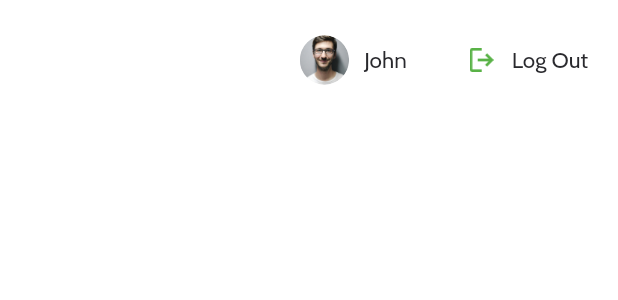
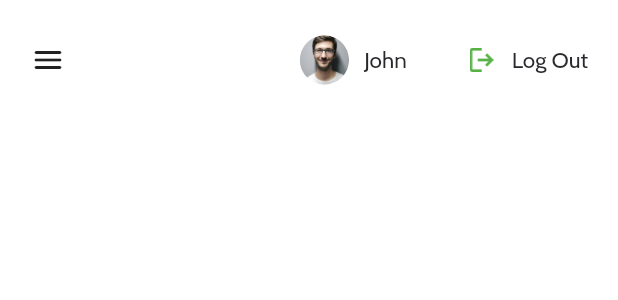
Before and after one commit to CentricTechInc/growup_admin, a Flutter app: the CommonAppBar widget shown alone on an empty page, opened directly, on a phone screen of 412 x 824 dp. Shown: the top 300 px of the screen. Run offline on Flutter 3.47's test engine with Material 3 defaults, Android fonts, the light colour scheme and no system bars; drawn by our look-alikes of toastification; our stand-ins replace dropdown_search, get, go_router, pin_code_fields, shared_preferences, sizer and 2 more; missing offline and left inert: pager; accounts and stored records are empty; network calls fail.

Commit message:
added Local IP and changed drawer icon

```diff
--- a/lib/app/util/common_app_bar.dart
+++ b/lib/app/util/common_app_bar.dart
@@ -29,7 +29,7 @@ class CommonAppBar extends StatelessWidget {
           const SizedBox(
             width: 20,
           ),
-          Responsive.isTablet(context)
+          !Responsive.isDesktop(context)
               ? InkWell(
                   onTap: () {
                     controller.drawerKey.currentState?.openDrawer();
@@ -37,7 +37,7 @@ class CommonAppBar extends StatelessWidget {
                     controller.update();
                     print('here');
                   },
-                  child: const Icon(Icons.drag_handle),
+                  child: const Icon(Icons.menu_rounded),
                 )
               : const SizedBox(),
           if (showSearchBar ?? false)
--- a/lib/data/provider/network/api_endpoints.dart
+++ b/lib/data/provider/network/api_endpoints.dart
@@ -1,6 +1,6 @@
 class APIEndpoint {
-  // static String get baseUrl => '192.168.0.125:8000';
-  static String get baseUrl => '3.109.32.169:81';
+  static String get baseUrl => '192.168.0.103:8000';
+  // static String get baseUrl => '3.109.32.169:81';
 
   // ---------------- Dashboard --------------------
   static String get dashboardListingUrl => '/api/dashboard-chart';
--- a/lib/presentation/dashboard/views/desktop/admin_dashboard_desktop.dart
+++ b/lib/presentation/dashboard/views/desktop/admin_dashboard_desktop.dart
@@ -24,7 +24,7 @@ class AdminDashboard extends StatelessWidget {
           ? const Drawer(
               child: SideBarWidget(),
             )
-          : const SizedBox(),
+          : Container(color: AppColors.red,),
       body: Container(
         color: AppColors.white,
         child: Row(
--- a/lib/presentation/dashboard/views/desktop/analytics_page.dart
+++ b/lib/presentation/dashboard/views/desktop/analytics_page.dart
@@ -43,7 +43,7 @@ class AnalyticsPage extends StatelessWidget {
             Wrap(spacing: 20, runSpacing: 10, children: [
               const SizedBox(
                   width: 580, height: 350, child: ActiveUserChartWidget()),
-              const SizedBox(
+              SizedBox(
                   width: 470, height: 350, child: TopGiftingChartWidget()),
               const SizedBox(
                   width: 450, height: 350, child: ContributionsChartWidget()),
--- a/lib/presentation/dashboard/views/desktop/dashboard_page.dart
+++ b/lib/presentation/dashboard/views/desktop/dashboard_page.dart
@@ -43,7 +43,7 @@ class DashboardPage extends StatelessWidget {
             Wrap(spacing: 20, runSpacing: 10, children: [
               const SizedBox(
                   width: 580, height: 350, child: ActiveUserChartWidget()),
-              const SizedBox(
+              SizedBox(
                   width: 470, height: 350, child: TopGiftingChartWidget()),
               const SizedBox(
                   width: 450, height: 350, child: ContributionsChartWidget()),
```
Also changed, not shown: lib/presentation/dashboard/views/components/top_gifting_chart_widget.dart (+7 -6 lines).
